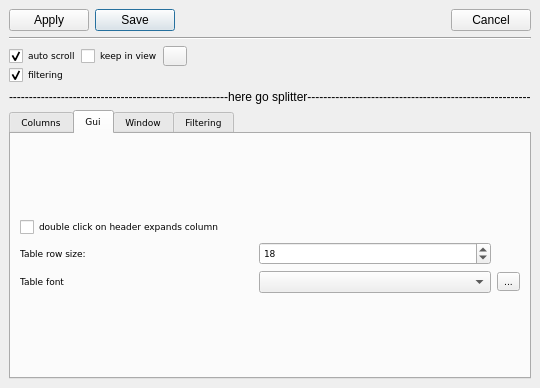
Old version of the form trace_server/settingslog.ui in the repository mojmir-svoboda/DbgToolkit.
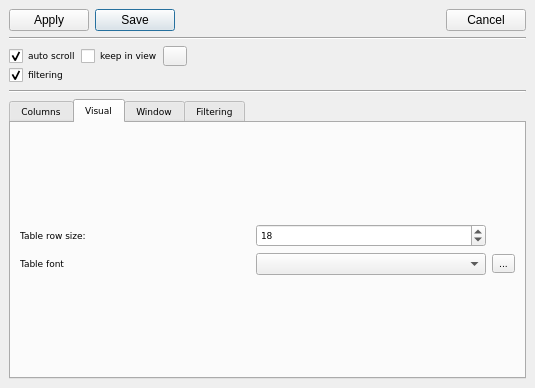
New version of the form. The open tabs and pages were chosen to show the change.

```diff
--- a/trace_server/settingslog.ui
+++ b/trace_server/settingslog.ui
@@ -181,9 +181,9 @@
      </layout>
     </item>
     <item>
-     <widget class="QLabel" name="label">
-      <property name="text">
-       <string>-------------------------------------------------------here go splitter--------------------------------------------------------</string>
+     <widget class="Line" name="line">
+      <property name="orientation">
+       <enum>Qt::Horizontal</enum>
       </property>
      </widget>
     </item>
@@ -354,49 +354,42 @@
       </widget>
       <widget class="QWidget" name="tab_4">
        <attribute name="title">
-        <string>Gui</string>
+        <string>Visual</string>
        </attribute>
        <layout class="QGridLayout" name="gridLayout_10">
         <item row="0" column="0">
          <layout class="QGridLayout" name="gridLayout_9">
-          <item row="1" column="1">
+          <item row="0" column="1">
            <widget class="QSpinBox" name="tableRowSizeSpinBox">
             <property name="value">
              <number>18</number>
             </property>
            </widget>
           </item>
-          <item row="1" column="0">
+          <item row="0" column="0">
            <widget class="QLabel" name="label_17">
             <property name="text">
              <string>Table row size:</string>
             </property>
            </widget>
           </item>
-          <item row="4" column="0">
+          <item row="3" column="0">
            <widget class="QLabel" name="label_18">
             <property name="text">
              <string>Table font</string>
             </property>
            </widget>
           </item>
-          <item row="4" column="1">
+          <item row="3" column="1">
            <widget class="QComboBox" name="tableFontComboBox"/>
           </item>
-          <item row="4" column="2">
+          <item row="3" column="2">
            <widget class="QToolButton" name="tableFontToolButton">
             <property name="text">
              <string>...</string>
             </property>
            </widget>
           </item>
-          <item row="0" column="0">
-           <widget class="QCheckBox" name="dblClickHHeaderCheckBox">
-            <property name="text">
-             <string>double click on header expands column</string>
-            </property>
-           </widget>
-          </item>
          </layout>
         </item>
        </layout>
```
